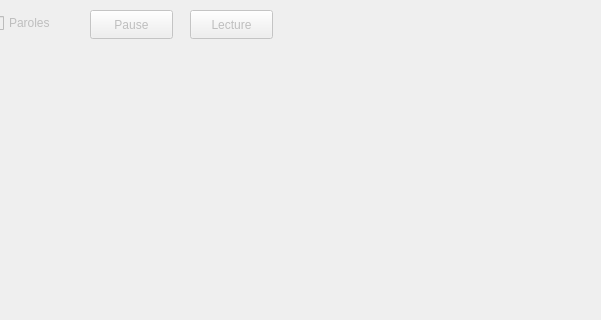
Qt form Code/MusiFlow/mainwindow.ui (cegepmatane/projets-specialises-2023-fabientolsy) before a commit; both pictures show x 200 to 801 and y 0 to 320 of the 1327 by 876 pixel window.
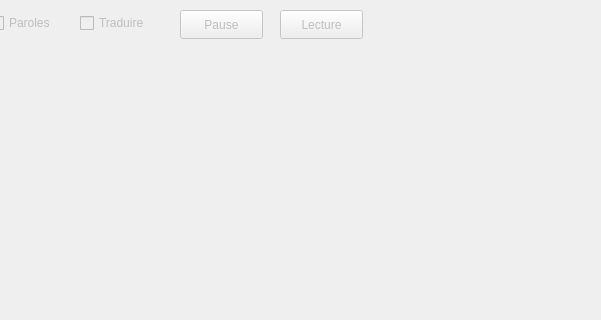
The same form after that commit.

Commit message: Creation du bouton et de la fonction pour traduire les paroles #6

```diff
--- a/Code/MusiFlow/mainwindow.ui
+++ b/Code/MusiFlow/mainwindow.ui
@@ -65,7 +65,7 @@
     </property>
     <property name="geometry">
      <rect>
-      <x>290</x>
+      <x>380</x>
       <y>10</y>
       <width>83</width>
       <height>29</height>
@@ -81,7 +81,7 @@
     </property>
     <property name="geometry">
      <rect>
-      <x>390</x>
+      <x>480</x>
       <y>10</y>
       <width>83</width>
       <height>29</height>
@@ -129,7 +129,7 @@
     </property>
     <property name="geometry">
      <rect>
-      <x>480</x>
+      <x>570</x>
       <y>10</y>
       <width>151</width>
       <height>31</height>
@@ -152,6 +152,25 @@
      <enum>Qt::Horizontal</enum>
     </property>
    </widget>
+   <widget class="QCheckBox" name="traduireParoles">
+    <property name="enabled">
+     <bool>false</bool>
+    </property>
+    <property name="geometry">
+     <rect>
+      <x>280</x>
+      <y>10</y>
+      <width>93</width>
+      <height>26</height>
+     </rect>
+    </property>
+    <property name="mouseTracking">
+     <bool>false</bool>
+    </property>
+    <property name="text">
+     <string>Traduire</string>
+    </property>
+   </widget>
    <zorder>paroleAffichage</zorder>
    <zorder>richGirl</zorder>
    <zorder>pushButton_2</zorder>
```
Left out of the diff: 1 changed line with no effect on the pictures. The commit also changes 12 other files.
